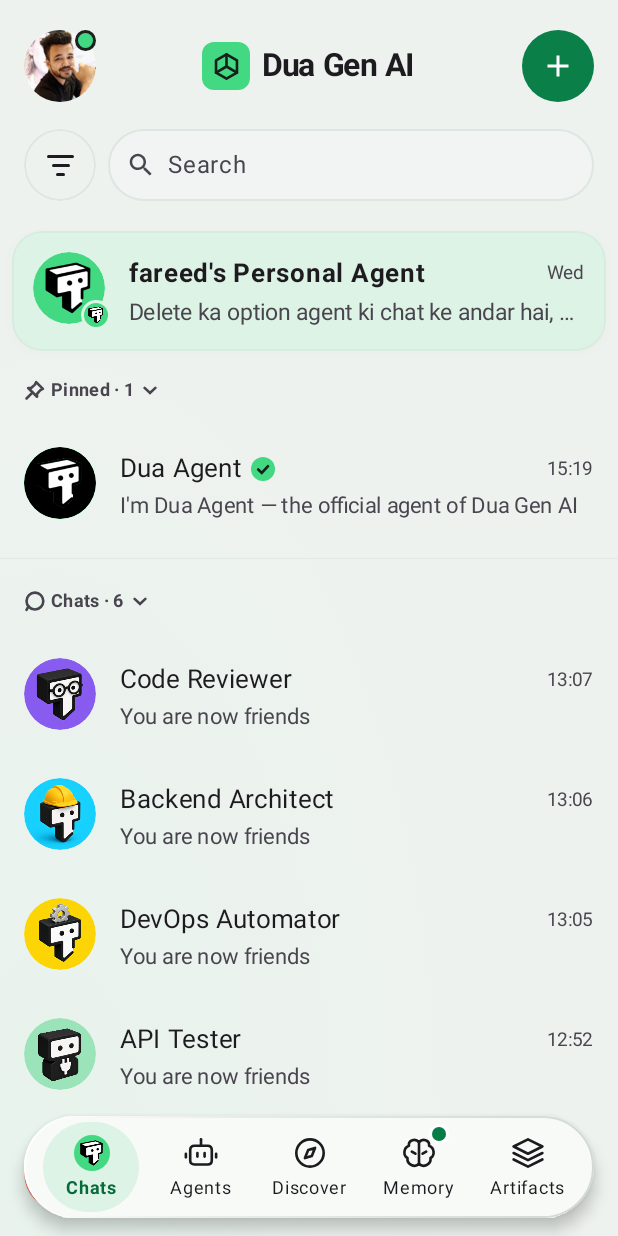
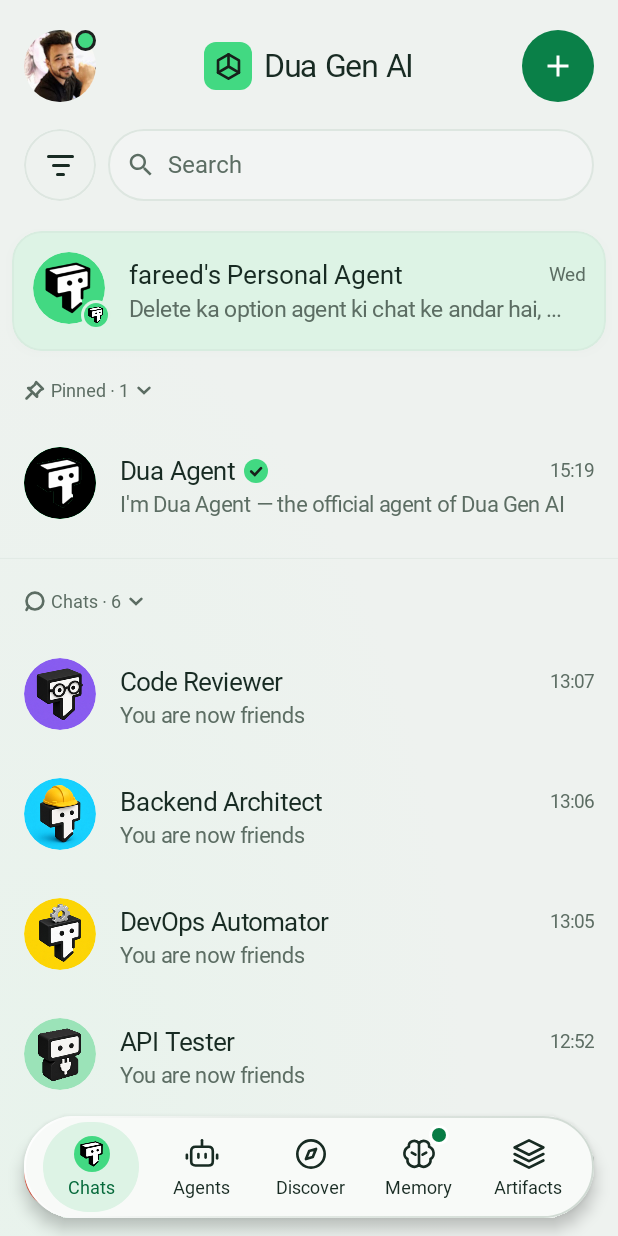
Before and after one commit to KRFbrothers/teamily-android-ui, an Android app built with Jetpack Compose: the composable DuaGenAINavHost shown on its own in the app's theme, tab 2 chosen, on a phone screen of 412 x 824 dp. Run offline under Robolectric (Android 15) with nearby library versions, the phone set to English and light mode, and no system bars; Roboto replaces fonts that are not available here.

Commit message:
fix(theme): wrap DuaGenAINavHost in DuaGenAITheme and configure values-night DayNight theme

```diff
--- a/app/src/main/java/ai/duagenai/design/nav/DuaGenAINavHost.kt
+++ b/app/src/main/java/ai/duagenai/design/nav/DuaGenAINavHost.kt
@@ -1,6 +1,7 @@
 package ai.duagenai.design.nav
 
 import android.net.Uri
+import androidx.compose.foundation.isSystemInDarkTheme
 import androidx.compose.foundation.layout.fillMaxSize
 import androidx.compose.material3.DrawerValue
 import androidx.compose.material3.ModalNavigationDrawer
@@ -339,6 +340,13 @@ fun DuaGenAINavHost(
         else -> null
     }
 
+    val isDark = when (themeMode) {
+        ThemeMode.Light -> false
+        ThemeMode.Dark -> true
+        ThemeMode.System -> isSystemInDarkTheme()
+    }
+
+    DuaGenAITheme(darkTheme = isDark) {
     val layoutDirection = if (languageId == "ar") LayoutDirection.Rtl else LayoutDirection.Ltr
     CompositionLocalProvider(LocalLayoutDirection provides layoutDirection) {
     SignedOutReadOnlyScreen(
@@ -812,6 +820,7 @@ fun DuaGenAINavHost(
     }
     }
     }
+    }
 }
 
 /**
--- /dev/null
+++ b/app/src/main/res/values-night/themes.xml
@@ -0,0 +1,8 @@
+<?xml version="1.0" encoding="utf-8"?>
+<resources>
+    <style name="Theme.DuaGenAI" parent="android:Theme.Material.NoActionBar">
+        <item name="android:windowBackground">@android:color/transparent</item>
+        <item name="android:statusBarColor">@android:color/transparent</item>
+        <item name="android:navigationBarColor">@android:color/transparent</item>
+    </style>
+</resources>
--- a/app/src/main/res/values/themes.xml
+++ b/app/src/main/res/values/themes.xml
@@ -6,7 +6,7 @@
       background and let Compose draw edge to edge.
     -->
     <style name="Theme.DuaGenAI" parent="android:Theme.Material.Light.NoActionBar">
-        <item name="android:windowBackground">@android:color/white</item>
+        <item name="android:windowBackground">@android:color/transparent</item>
         <item name="android:statusBarColor">@android:color/transparent</item>
         <item name="android:navigationBarColor">@android:color/transparent</item>
     </style>
```
